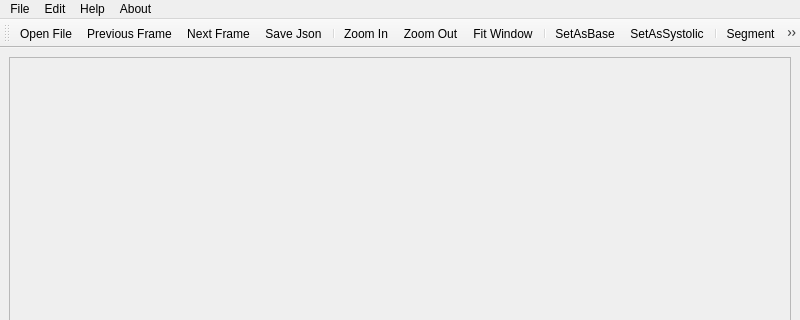
This is mainwindow.ui in chx9/qmce as Qt 5 draws it before an edit; both pictures show x 0 to 800 and y 0 to 320 of the 800 by 598 pixel window. The edited form follows.
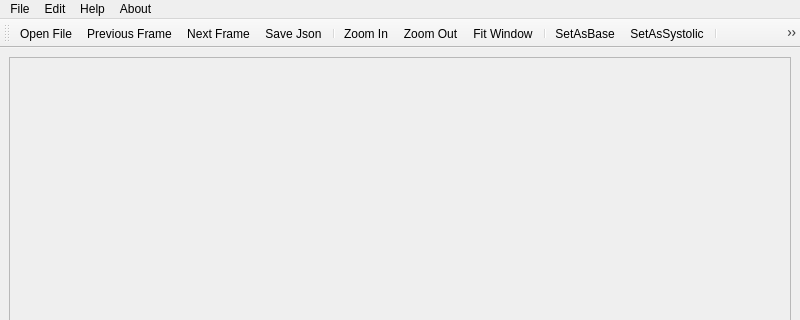
This is the edited form. Icons and pictures are not drawn. Custom widgets are drawn as their Qt base class.

The edit to the form file:
```diff
--- a/mainwindow.ui
+++ b/mainwindow.ui
@@ -237,10 +237,11 @@
    <addaction name="actionSetAsBase"/>
    <addaction name="actionSetAsSystolic"/>
    <addaction name="separator"/>
+   <addaction name="actionSystolic_Detection"/>
    <addaction name="actionSegment"/>
    <addaction name="actionSegment_All"/>
    <addaction name="actionClear"/>
-   <addaction name="actionSystolic_Detection"/>
+   <addaction name="actionRegression"/>
    <addaction name="separator"/>
    <addaction name="actionHelp"/>
    <addaction name="actionOff"/>
@@ -460,6 +461,15 @@
     <string>Save Json</string>
    </property>
   </action>
+  <action name="actionRegression">
+   <property name="icon">
+    <iconset resource="res.qrc">
+     <normaloff>:/res/icons/regression.png</normaloff>:/res/icons/regression.png</iconset>
+   </property>
+   <property name="text">
+    <string>Regression</string>
+   </property>
+  </action>
  </widget>
  <customwidgets>
   <customwidget>
```
